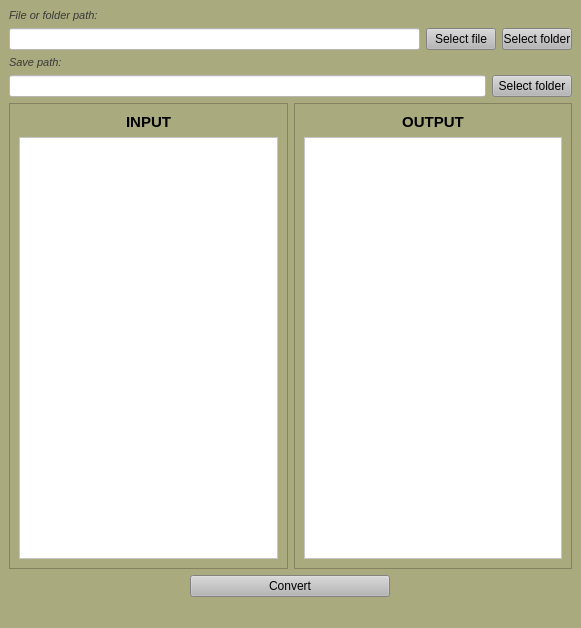
This is design.ui in licwim/Fanuc as Qt 5 draws it before an edit. The edited form follows.
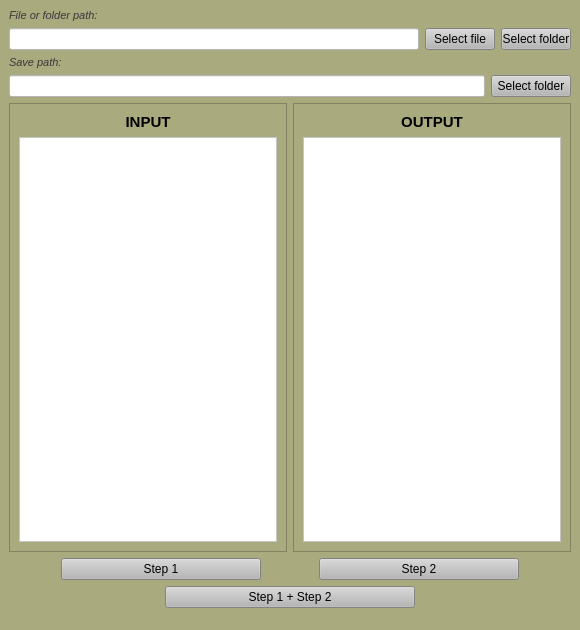
This is the edited form.

Diff of the .ui file:
```diff
--- a/design.ui
+++ b/design.ui
@@ -6,8 +6,8 @@
    <rect>
     <x>0</x>
     <y>0</y>
-    <width>581</width>
-    <height>628</height>
+    <width>580</width>
+    <height>630</height>
    </rect>
   </property>
   <property name="windowTitle">
@@ -18,6 +18,9 @@
   </property>
   <widget class="QWidget" name="centralwidget">
    <layout class="QVBoxLayout" name="verticalLayout_3">
+    <property name="bottomMargin">
+     <number>0</number>
+    </property>
     <item>
      <layout class="QGridLayout" name="gridLayout">
       <item row="3" column="0">
@@ -245,7 +248,43 @@
          <string notr="true">background-color: rgb(182, 182, 182);</string>
         </property>
         <property name="text">
-         <string>Convert</string>
+         <string>Step 1</string>
+        </property>
+       </widget>
+      </item>
+      <item>
+       <widget class="QPushButton" name="btnConvert2">
+        <property name="maximumSize">
+         <size>
+          <width>200</width>
+          <height>23</height>
+         </size>
+        </property>
+        <property name="styleSheet">
+         <string notr="true">background-color: rgb(182, 182, 182);</string>
+        </property>
+        <property name="text">
+         <string>Step 2</string>
+        </property>
+       </widget>
+      </item>
+     </layout>
+    </item>
+    <item>
+     <layout class="QHBoxLayout" name="horizontalLayout_3">
+      <item>
+       <widget class="QPushButton" name="btnConvert12">
+        <property name="maximumSize">
+         <size>
+          <width>250</width>
+          <height>23</height>
+         </size>
+        </property>
+        <property name="styleSheet">
+         <string notr="true">background-color: rgb(182, 182, 182);</string>
+        </property>
+        <property name="text">
+         <string>Step 1 + Step 2</string>
         </property>
        </widget>
       </item>
```
Left out of the diff: 2 changed lines with no effect on the pictures.
